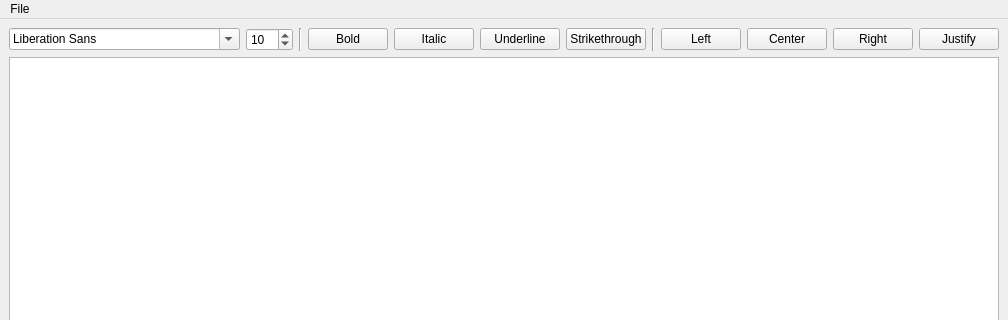
This is notepad.ui in berhalter/Notepad-- as Qt 5 draws it before an edit; both pictures show x 0 to 1008 and y 0 to 320 of the 1008 by 600 pixel window. The edited form follows.
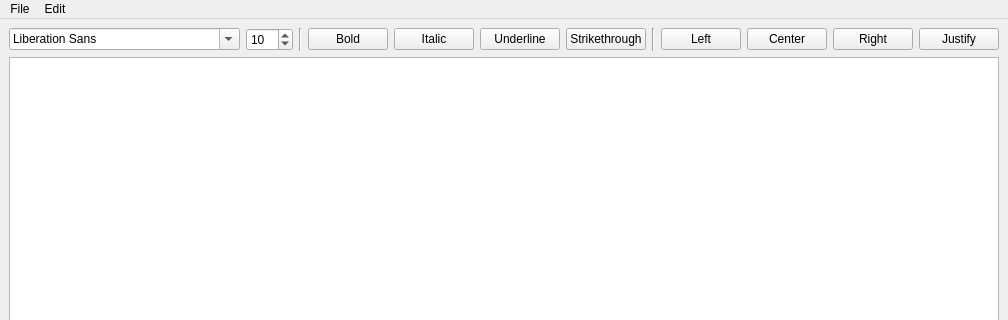
This is the edited form.

Commit message: added edit menu with copy/paste/etc functionality. added shortcuts to actions. removed unused print support from CMakeLists.txt

```diff
--- a/notepad.ui
+++ b/notepad.ui
@@ -183,7 +183,18 @@
     <addaction name="actionSave_as"/>
     <addaction name="actionExit"/>
    </widget>
+   <widget class="QMenu" name="menuEdit">
+    <property name="title">
+     <string>Edit</string>
+    </property>
+    <addaction name="actionCopy"/>
+    <addaction name="actionCut"/>
+    <addaction name="actionPaste"/>
+    <addaction name="actionUndo"/>
+    <addaction name="actionRedo"/>
+   </widget>
    <addaction name="menuFile"/>
+   <addaction name="menuEdit"/>
   </widget>
   <widget class="QStatusBar" name="statusbar"/>
   <action name="actionNew">
```
Left out of the diff: 55 changed lines with no effect on the pictures. The commit also changes 26 other files.
